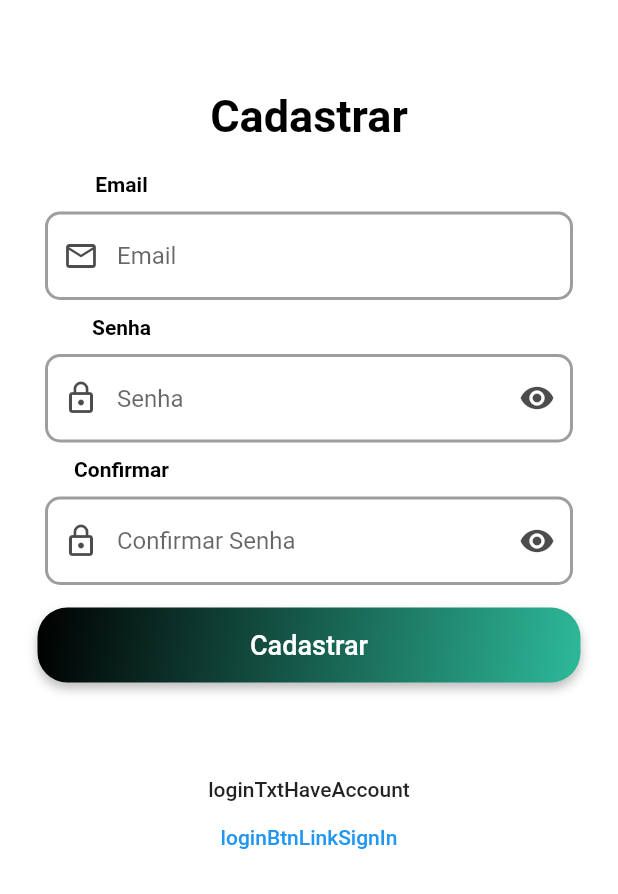
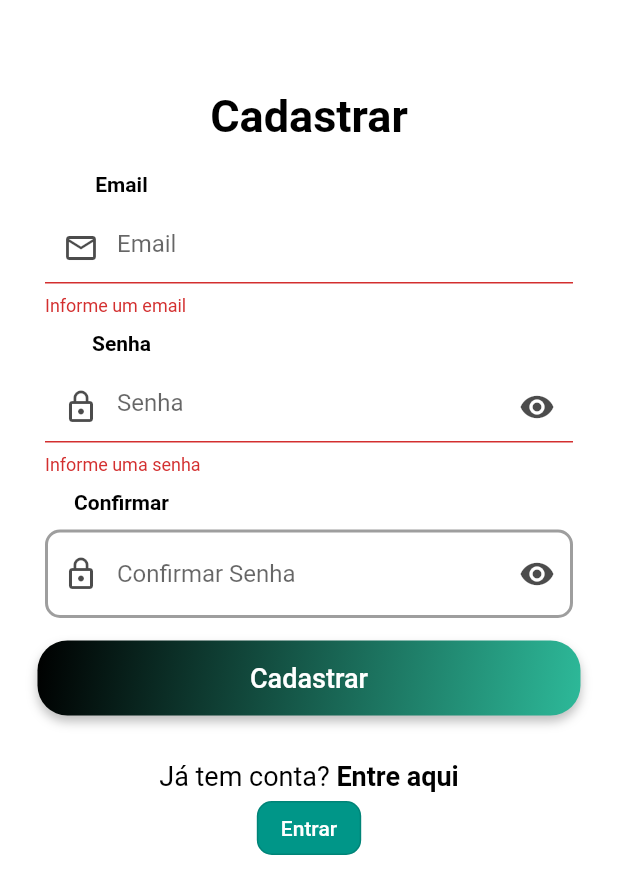
Before and after one commit to dimasmikael/konsi_app, a Flutter app: the RegistrationPage screen opened by its route, after a tap on "Cadastrar", on a phone screen of 412 x 824 dp. Shown: the top 894 px of the screen. Run offline on Flutter 3.47's test engine with Material 2 defaults, Android fonts, the light colour scheme and no system bars; our stand-ins replace animated_splash_screen, convex_bottom_bar, firebase_auth, firebase_core, flutter_platform_widgets, flutter_staggered_animations and 3 more; accounts and stored records are empty; network calls fail; Roboto replaces fonts that are missing (OpenSans).

Commit message:
ajuste da tela de  login e home

```diff
--- a/lib/app/mixins/validations_mixin.dart
+++ b/lib/app/mixins/validations_mixin.dart
@@ -1,6 +1,11 @@
 mixin ValidationMixin {
   dynamic isNotEmpty(dynamic value, [dynamic message]) {
     if (value.isEmpty) return message ?? "Esse campo é obrigatório";
+    return null;
+  }
+
+  dynamic confirmPassword(dynamic value, [dynamic message]) {
+    if (value.isNotEmpty) return message ?? "Esse campo é obrigatório";
     return null;
   }
 
--- a/lib/app/ui/android/pages/auth/register_page.dart
+++ b/lib/app/ui/android/pages/auth/register_page.dart
@@ -2,6 +2,7 @@ import 'package:flutter/material.dart';
 import 'package:flutter/services.dart';
 import 'package:konsi_app/app/data/models/user_model.dart';
 import 'package:konsi_app/app/data/providers/auth_provider.dart';
+import 'package:konsi_app/app/mixins/validations_mixin.dart';
 import 'package:konsi_app/app/routes/routes.dart';
 import 'package:konsi_app/app/ui/android/components/form/custom_button.dart';
 import 'package:konsi_app/app/ui/android/components/form/custom_input.dart';
@@ -16,9 +17,11 @@ class RegistrationPage extends StatefulWidget {
   State<RegistrationPage> createState() => _RegistrationPageState();
 }
 
-class _RegistrationPageState extends State<RegistrationPage> {
+class _RegistrationPageState extends State<RegistrationPage>
+    with ValidationMixin {
   late TextEditingController _emailController;
   late TextEditingController _passwordController;
+  late TextEditingController _confirmPasswordController;
   final _formKey = GlobalKey<FormState>();
   final _scaffoldKey = GlobalKey<ScaffoldState>();
   bool _isObscure = true;
@@ -27,14 +30,51 @@ class _RegistrationPageState extends State<RegistrationPage> {
     super.initState();
     _emailController = TextEditingController(text: "");
     _passwordController = TextEditingController(text: "");
+    _confirmPasswordController = TextEditingController(text: "");
   }
 
   @override
   void dispose() {
     _emailController.dispose();
     _passwordController.dispose();
+    _confirmPasswordController.dispose();
     super.dispose();
   }
+
+  Widget _buildSignupBtn() {
+    return GestureDetector(
+      onTap: () => print('Sign Up Button Pressed'),
+      child: RichText(
+        text: const TextSpan(
+          children: [
+            TextSpan(
+              text: 'Já tem conta? ',
+              style: TextStyle(
+                color: Colors.black,
+                fontSize: 18.0,
+                fontWeight: FontWeight.w400,
+              ),
+            ),
+
+            TextSpan(
+              text: 'Entre aqui',
+              style: TextStyle(
+                color: Colors.black,
+                fontSize: 18.0,
+                fontWeight: FontWeight.bold,
+              ),
+            ),
+
+            // onPressed: () {
+            //   Navigator.of(context)
+            //       .pushReplacementNamed(Routes.register);
+            // },
+          ],
+        ),
+      ),
+    );
+  }
+
   @override
   Widget build(BuildContext context) {
     WidgetSizeConfig().init(context);
@@ -51,10 +91,9 @@ class _RegistrationPageState extends State<RegistrationPage> {
       ),
       body: SizedBox(
         height: WidgetSizeConfig.screenHeight,
-        child:
-        Form(
-        key: _formKey,child:
-        SingleChildScrollView(
+        child: Form(
+          key: _formKey,
+          child: SingleChildScrollView(
             physics: const AlwaysScrollableScrollPhysics(),
             padding: const EdgeInsets.symmetric(
               horizontal: 10.0,
@@ -76,7 +115,10 @@ class _RegistrationPageState extends State<RegistrationPage> {
                     hint: "Email",
                     keyboardType: TextInputType.emailAddress,
                     obscureText: false,
-              ),
+                    validator: (val) => combine([
+                          () => isNotEmpty(val, 'Informe um email'),
+                          () => checkEmail(val),
+                        ])),
                 textLabelInput(
                   'Senha',
                 ),
@@ -98,12 +140,19 @@ class _RegistrationPageState extends State<RegistrationPage> {
                   ),
                   hint: "Senha",
                   keyboardType: TextInputType.text,
-                  obscureText: _isObscure),
+                  obscureText: _isObscure,
+                  validator: (val) => combine(
+                    [
+                      () => isNotEmpty(val, 'Informe uma senha'),
+                      () => hasSevenChars(val)
+                    ],
+                  ),
+                ),
                 textLabelInput(
                   'Confirmar',
                 ),
                 CustomInputForm(
-                  controller: _passwordController,
+                  controller: _confirmPasswordController,
                   icon: Icons.lock_outline,
                   suffixIcon: IconButton(
                     color: Colors.black.withOpacity(.7),
@@ -120,20 +169,29 @@ class _RegistrationPageState extends State<RegistrationPage> {
                   ),
                   hint: "Confirmar Senha",
                   keyboardType: TextInputType.text,
-                  obscureText: _isObscure),
+                  obscureText: _isObscure,
+                  validator: (val) => combine(
+                    [
+                      () => confirmPassword(
+                          val,
+                          val != _passwordController.text
+                              ? 'As senhas devem ser iguais'
+                              : '3232'),
 
+                    ],
+                  ),
+                ),
                 authProvider.status == Status.Registering
-                  ? Center(
+                    ? const Center(
                         child: CircularProgressIndicator(),
                       )
-                  :
-              CustomdButtonFormWidget(
+                    : CustomdButtonFormWidget(
                         buttonText: 'Cadastrar',
                         width: WidgetSizeConfig.screenWidth! * 10,
                         onpressed: () async {
-                  // if (_formKey.currentState!.validate()) {
-                  //   FocusScope.of(context)
-                  //       .unfocus(); //to hide the keyboard - if any
+                          if (_formKey.currentState!.validate()) {
+                            FocusScope.of(context)
+                                .unfocus(); //to hide the keyboard - if any
 
                             UserModel userModel =
                                 await authProvider.registerWithEmailAndPassword(
@@ -143,44 +201,55 @@ class _RegistrationPageState extends State<RegistrationPage> {
                             if (userModel == null) {
                               // _scaffoldKey.currentState!.showSnackBar(SnackBar(
                               //   content:
-                        Text(
-                            "loginTxtErrorSignIn");
+                              const Text("loginTxtErrorSignIn222");
                               // ));
+                            } else {
+                              if (mounted) {
+                                Navigator.of(context)
+                                    .pushReplacementNamed(Routes.home);
+                              }
                             }
                             //  }
                           }
-              ),
-
-    authProvider.status == Status.Registering
-    ? Center(
-    child: null,
-    )
-        : Padding(
-    padding: const EdgeInsets.only(top: 48),
-    child: Center(
-    child: Text(
-
-      ("loginTxtHaveAccount"),
-    style: Theme.of(context).textTheme.button,
-    )),
-    ),
-
+                        }),
                 authProvider.status == Status.Registering
                     ? const Center(
                         child: null,
                       )
-        : TextButton(
-    child: const Text(("loginBtnLinkSignIn"),),
-    //  textColor: Theme.of(context).iconTheme.color,
+                    : Padding(
+                        padding: const EdgeInsets.only(top: 15),
+                        child: Center(child: _buildSignupBtn()
+
+                            // Text(
+                            //
+                            //   ("loginTxtHaveAccount"),
+                            // style: Theme.of(context).textTheme.button,
+                            // )
+                            ),
+                      ),
+                authProvider.status == Status.Registering
+                    ? const Center(
+                        child: null,
+                      )
+                    : OutlinedButton(
+                        style: OutlinedButton.styleFrom(
+                          foregroundColor: Colors.white,
+                          backgroundColor: Colors.teal,
+                          shape: const RoundedRectangleBorder(
+                              borderRadius:
+                                  BorderRadius.all(Radius.circular(10))),
+                        ),
                         onPressed: () {
                           Navigator.of(context)
                               .pushReplacementNamed(Routes.login);
                         },
-    ),
+                        child: const Text('Entrar'),
+                      )
               ],
             ),
           ),
         ),
-      ),   );
+      ),
+    );
   }
 }
--- a/lib/app/ui/android/pages/auth/widgets_auth_page/form_auth/form_auth_widget.dart
+++ b/lib/app/ui/android/pages/auth/widgets_auth_page/form_auth/form_auth_widget.dart
@@ -109,7 +109,7 @@ class _FormAuthnWidgetState extends State<FormAuthnWidget>
             ),
 
             TextSpan(
-              text: 'Clique aqui',
+              text: 'Cadastre-se aqui',
               style: TextStyle(
                 color: Colors.black,
                 fontSize: 18.0,
@@ -146,14 +146,9 @@ class _FormAuthnWidgetState extends State<FormAuthnWidget>
             hint: "Email",
             keyboardType: TextInputType.emailAddress,
             obscureText: false,
-            validator: (val) =>
-                combine([
+            validator: (val) => combine([
                   () => isNotEmpty(val, 'Informe um email'),
-
-                      () => checkEmail(val),
-
-
-
+                  () => checkEmail(val),
                 ])),
         textLabelInput(
           'Senha',
@@ -180,7 +175,7 @@ class _FormAuthnWidgetState extends State<FormAuthnWidget>
             keyboardType: TextInputType.text,
             obscureText: _isObscure),
         widget.authProvider.status == Status.Authenticating
-            ? Center(
+            ? const Center(
                 child: CircularProgressIndicator(),
               )
             : CustomdButtonFormWidget(
@@ -199,7 +194,7 @@ class _FormAuthnWidgetState extends State<FormAuthnWidget>
                     if (!status) {
                       ScaffoldMessenger.of(context).showSnackBar(
                         SnackBar(
-                          content: Text("textAlert(text)"),
+                          content: const Text("textAlert(text)"),
                           backgroundColor: Colors.red,
                           action: SnackBarAction(
                             label: "",
@@ -230,21 +225,26 @@ class _FormAuthnWidgetState extends State<FormAuthnWidget>
           height: 10,
         ),
         widget.authProvider.status == Status.Authenticating
-            ? Center(
+            ? const Center(
                 child: null,
               )
             : _buildSignupBtn(),
         widget.authProvider.status == Status.Authenticating
-            ? Center(
+            ? const Center(
                 child: null,
               )
-            : TextButton(
-                child: Text("loginBtnLinkCreateAccount"),
-                //    textColor: Theme.of(context).iconTheme.color,
+            : OutlinedButton(
+                style: OutlinedButton.styleFrom(
+                  foregroundColor: Colors.white,
+                  backgroundColor: Colors.teal,
+                  shape: const RoundedRectangleBorder(
+                      borderRadius: BorderRadius.all(Radius.circular(10))),
+                ),
                 onPressed: () {
                   Navigator.of(context).pushReplacementNamed(Routes.register);
                 },
-              ),
+                child: const Text('Cadastrar'),
+              )
       ],
     );
   }
--- a/lib/app/ui/theme/app_theme.dart
+++ b/lib/app/ui/theme/app_theme.dart
@@ -16,4 +16,6 @@ final ThemeData appThemeData = ThemeData(
     color: Color(0xff2DB999),
     titleTextStyle: TextStyle(color: Colors.white),
   ),
+
+
 );
--- a/lib/main.dart
+++ b/lib/main.dart
@@ -33,7 +33,7 @@ void main() async {
           theme: appThemeData,
           debugShowCheckedModeBanner: false,
           routes: Routes.routes,
-          initialRoute: '/splash',
+          initialRoute: '/home',
           //
           // home:
           // Consumer<AuthProvider>(
--- a/pubspec.yaml
+++ b/pubspec.yaml
@@ -18,6 +18,10 @@ dependencies:
   animated_splash_screen: ^1.3.0
   flutter_staggered_animations: ^1.1.1
   provider:
+  google_nav_bar: ^5.0.6
+  line_icons: ^2.0.1
+  convex_bottom_bar: ^3.1.0+1
+  flutter_platform_widgets:
 
 
 
```
Also changed, not shown: lib/app/ui/android/pages/config/config_page.dart (added, +120 -0 lines), lib/app/ui/android/pages/home/home_page.dart (+63 -18 lines), lib/app/ui/android/pages/home/widgets_home_page/card_home_widget.dart (+15 -9 lines), pubspec.lock. Lines whose indentation alone changed are shown as unchanged.
